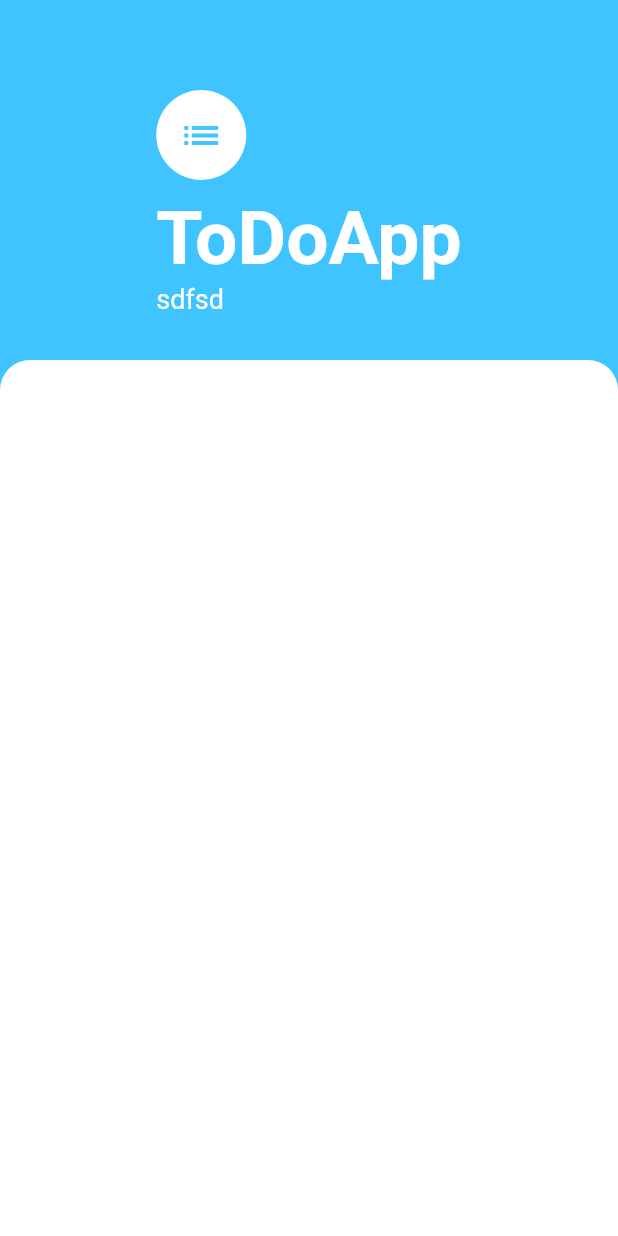
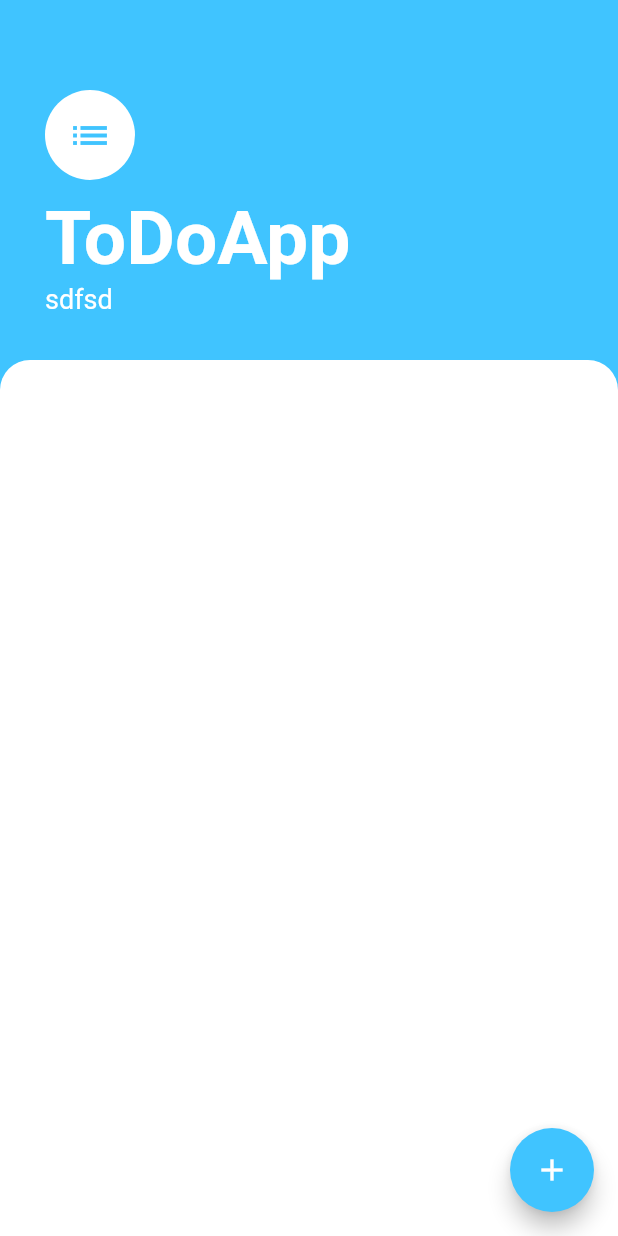
Before and after one commit to angre-kim/ToDoApp0130, a Flutter app: the screen it shows after launch, on a phone screen of 412 x 824 dp. Run offline on Flutter 3.47's test engine with Material 2 defaults, Android fonts, the phone set to English and light mode, and no system bars.

Commit message:
screen UI-FAB 197강 종료

```diff
--- a/lib/screens/tasks_screen.dart
+++ b/lib/screens/tasks_screen.dart
@@ -5,12 +5,17 @@ class TasksScreen extends StatelessWidget {
   Widget build(BuildContext context) {
     return Scaffold(
       backgroundColor: Colors.lightBlueAccent,
+      floatingActionButton: FloatingActionButton(
+        backgroundColor: Colors.lightBlueAccent,
+        child: Icon(Icons.add),
+      ),
       body: Column(
+        crossAxisAlignment: CrossAxisAlignment.start,
         children: <Widget>[
           Container(
             //safearea 대신 padding이 있는 container로 변경
-            padding:
-                EdgeInsets.only(top: 60.0, left: 30.0, right: 30.0, bottom: 30.0),
+            padding: EdgeInsets.only(
+                top: 60.0, left: 30.0, right: 30.0, bottom: 30.0),
             child: Column(
               crossAxisAlignment: CrossAxisAlignment.start,
               children: <Widget>[
@@ -41,7 +46,6 @@ class TasksScreen extends StatelessWidget {
                     fontSize: 18.0,
                   ),
                 ),
-
               ],
             ),
           ),
```
